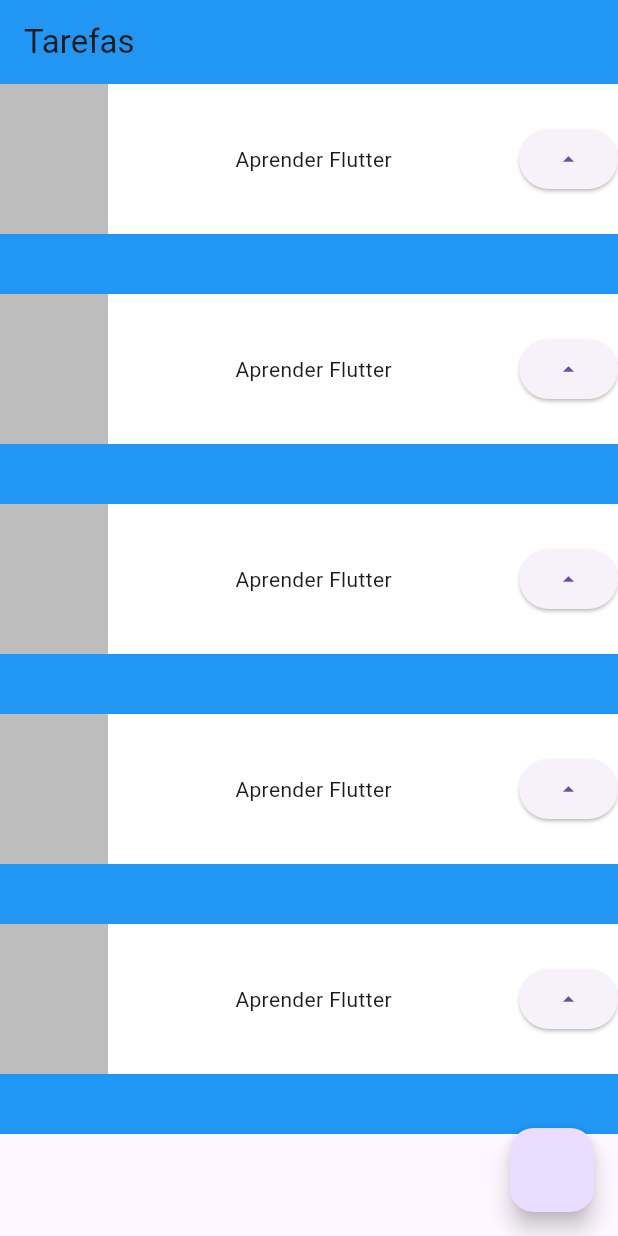
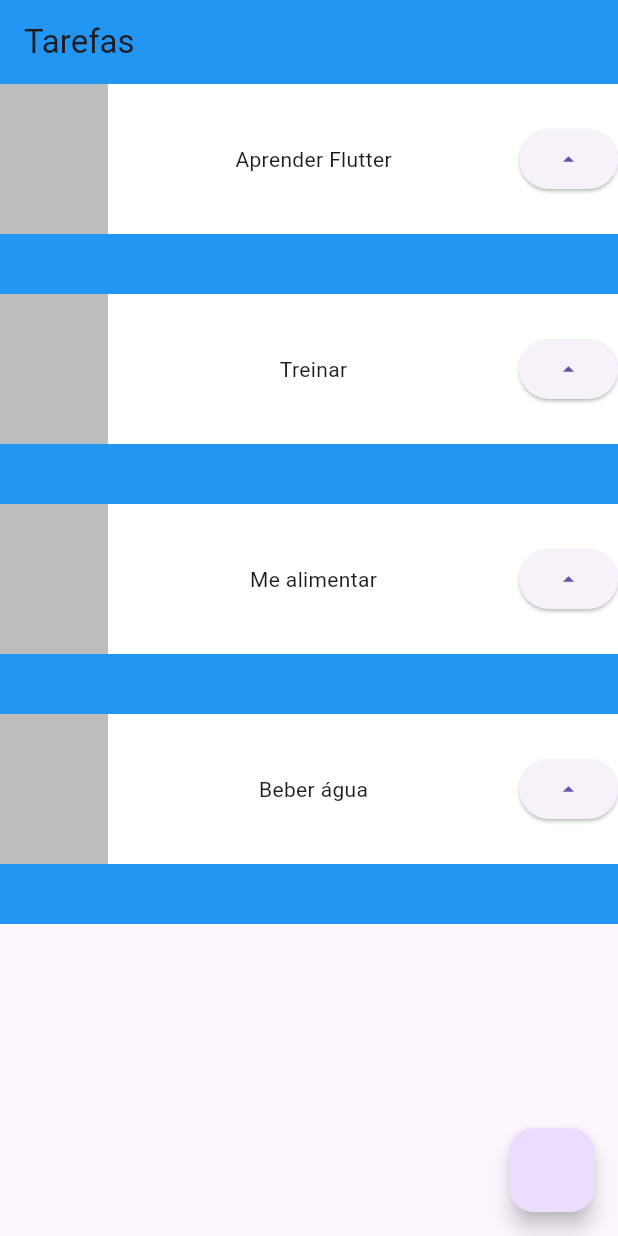
Before and after one commit to GuilhermeTantulli/Mobile-Development, a Flutter app: the screen it shows after launch, on a phone screen of 412 x 824 dp. Run offline on Flutter 3.47's test engine with Material 3 defaults, Android fonts, the phone set to English and light mode, and no system bars.

Commit message:
Implemented: Name param in Stateless Widget

```diff
--- a/aula_2_scaffold/lib/main.dart
+++ b/aula_2_scaffold/lib/main.dart
@@ -20,11 +20,10 @@
         ),
         body: Column(
           children: [
-            Task(),
-            Task(),
-            Task(),
-            Task(),
-            Task(),
+            Task('Aprender Flutter'),
+            Task('Treinar'),
+            Task('Me alimentar'),
+            Task('Beber água'),
           ],
         ),
         floatingActionButton: FloatingActionButton(onPressed: () {}),
@@ -35,7 +34,8 @@
 }
 
 class Task extends StatelessWidget {
-  const Task({super.key});
+  final String nome;
+  const Task(this.nome, {super.key});
 
   @override
   Widget build(BuildContext context) {
@@ -58,7 +58,7 @@
                       height: 100,
                     ),
                     Text(
-                      'Aprender Flutter',
+                      nome,
                     ),
                     ElevatedButton(
                       onPressed: () {},
```
